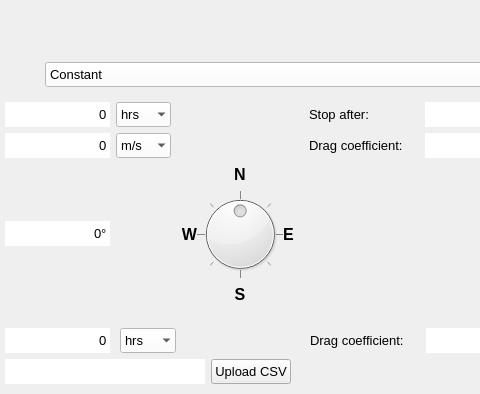
nens/threedi-api-qgis-client, file threedi_api_qgis_client/ui/page_wind.ui: the form before one commit; both pictures show x 122 to 602 and y 0 to 394 of the 724 by 521 pixel window.
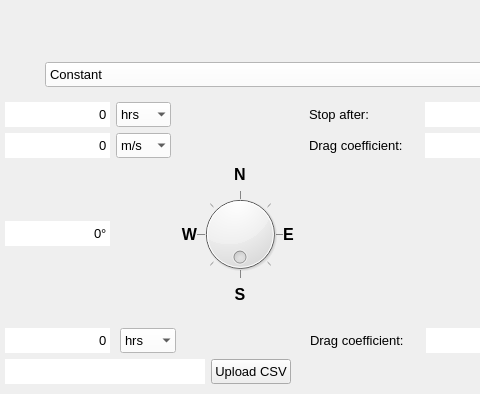
The form after the commit.

```diff
--- a/threedi_api_qgis_client/ui/page_wind.ui
+++ b/threedi_api_qgis_client/ui/page_wind.ui
@@ -612,10 +612,10 @@
            <number>359</number>
           </property>
           <property name="value">
-           <number>180</number>
+           <number>0</number>
           </property>
           <property name="sliderPosition">
-           <number>180</number>
+           <number>0</number>
           </property>
           <property name="orientation">
            <enum>Qt::Horizontal</enum>
```
